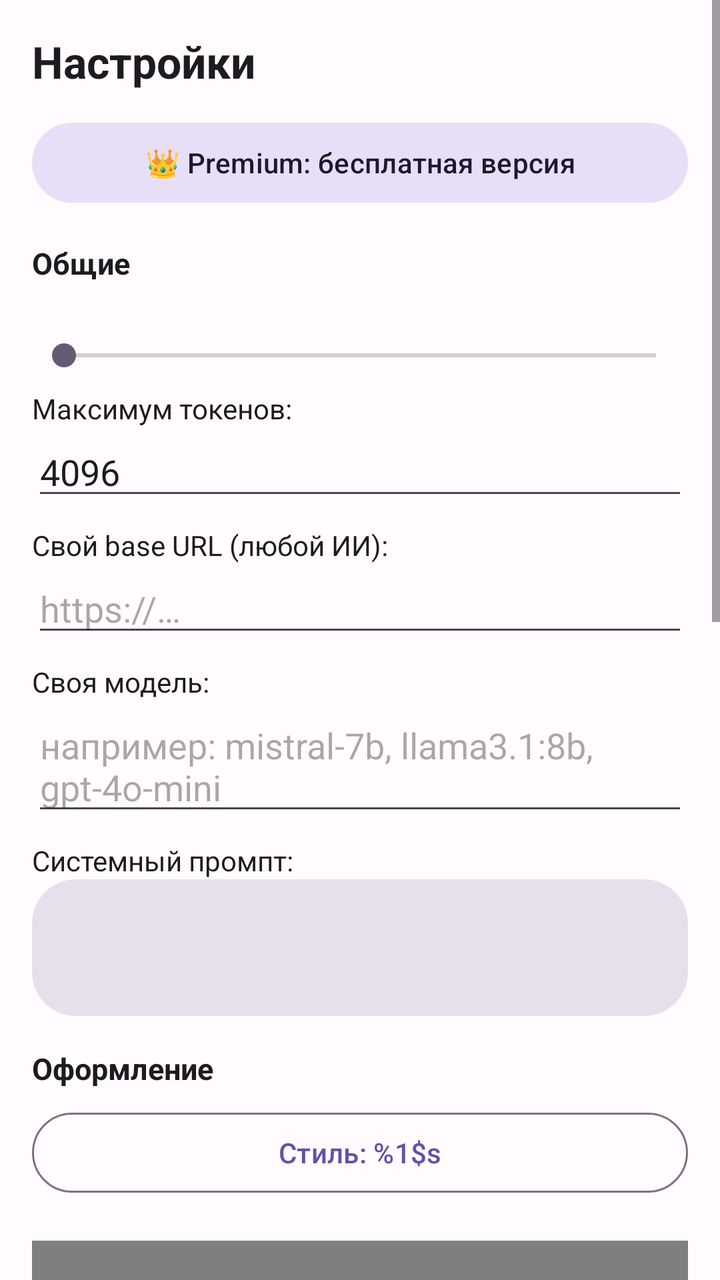
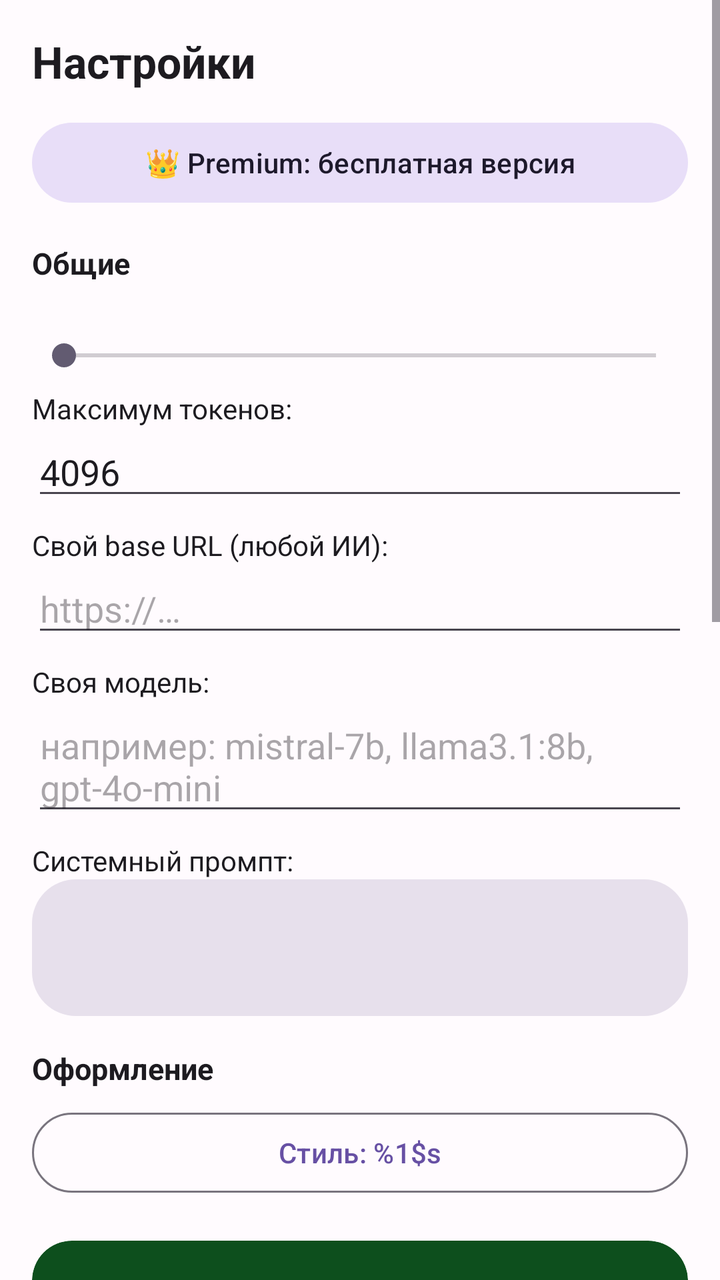

Compare the two renders of this Android layout. The source of the first and the diff that turns it into the second are given below.
<!-- AndroidManifest.xml: application theme Theme.DevAIStudio -->
<!-- res/layout/fragment_settings.xml -->
<?xml version="1.0" encoding="utf-8"?>
<ScrollView xmlns:android="http://schemas.android.com/apk/res/android"
    xmlns:app="http://schemas.android.com/apk/res-auto"
    android:layout_width="match_parent"
    android:layout_height="match_parent"
    android:fillViewport="true">

    <LinearLayout
        android:layout_width="match_parent"
        android:layout_height="wrap_content"
        android:orientation="vertical"
        android:padding="16dp">

        <TextView
            android:layout_width="match_parent"
            android:layout_height="wrap_content"
            android:text="@string/settings_title"
            android:textColor="?attr/colorOnSurface"
            android:textSize="22sp"
            android:textStyle="bold" />

        <com.google.android.material.button.MaterialButton
            android:id="@+id/btn_premium"
            style="@style/Widget.Material3.Button.TonalButton"
            android:layout_width="match_parent"
            android:layout_height="wrap_content"
            android:layout_marginTop="12dp"
            android:text="@string/premium_status_button_free" />

        <TextView
            android:layout_width="match_parent"
            android:layout_height="wrap_content"
            android:layout_marginTop="16dp"
            android:text="@string/settings_general"
            android:textColor="?attr/colorOnSurface"
            android:textSize="15sp"
            android:textStyle="bold" />

        <TextView
            android:id="@+id/temperature_label"
            android:layout_width="match_parent"
            android:layout_height="wrap_content"
            android:layout_marginTop="8dp"
            android:textColor="?attr/colorOnSurfaceVariant"
            android:textSize="14sp" />

        <SeekBar
            android:id="@+id/temperature_bar"
            android:layout_width="match_parent"
            android:layout_height="wrap_content"
            android:max="20" />

        <TextView
            android:layout_width="match_parent"
            android:layout_height="wrap_content"
            android:layout_marginTop="8dp"
            android:text="@string/settings_max_tokens"
            android:textColor="?attr/colorOnSurface"
            android:textSize="14sp" />

        <EditText
            android:id="@+id/max_tokens_input"
            android:layout_width="match_parent"
            android:layout_height="wrap_content"
            android:inputType="number"
            android:text="4096"
            android:textColor="?attr/colorOnSurface" />

        <TextView
            android:layout_width="match_parent"
            android:layout_height="wrap_content"
            android:layout_marginTop="8dp"
            android:text="@string/settings_custom_base"
            android:textColor="?attr/colorOnSurface"
            android:textSize="14sp" />

        <EditText
            android:id="@+id/custom_base_input"
            android:layout_width="match_parent"
            android:layout_height="wrap_content"
            android:hint="https://…"
            android:inputType="textUri"
            android:textColor="?attr/colorOnSurface" />

        <TextView
            android:layout_width="match_parent"
            android:layout_height="wrap_content"
            android:layout_marginTop="8dp"
            android:text="@string/settings_custom_model"
            android:textColor="?attr/colorOnSurface"
            android:textSize="14sp" />

        <EditText
            android:id="@+id/custom_model_input"
            android:layout_width="match_parent"
            android:layout_height="wrap_content"
            android:hint="например: mistral-7b, llama3.1:8b, gpt-4o-mini"
            android:textColor="?attr/colorOnSurface" />

        <TextView
            android:layout_width="match_parent"
            android:layout_height="wrap_content"
            android:layout_marginTop="8dp"
            android:text="@string/settings_system_prompt"
            android:textColor="?attr/colorOnSurface"
            android:textSize="14sp" />

        <EditText
            android:id="@+id/system_prompt_input"
            android:layout_width="match_parent"
            android:layout_height="wrap_content"
            android:background="@drawable/bg_input"
            android:gravity="top|start"
            android:inputType="textMultiLine"
            android:minLines="3"
            android:padding="10dp"
            android:textColor="?attr/colorOnSurface"
            android:textSize="13sp" />

        <TextView
            android:layout_width="match_parent"
            android:layout_height="wrap_content"
            android:layout_marginTop="16dp"
            android:text="@string/settings_appearance"
            android:textColor="?attr/colorOnSurface"
            android:textSize="15sp"
            android:textStyle="bold" />

        <com.google.android.material.button.MaterialButton
            android:id="@+id/btn_theme"
            style="@style/Widget.Material3.Button.OutlinedButton"
            android:layout_width="match_parent"
            android:layout_height="wrap_content"
            android:layout_marginTop="8dp"
            android:text="@string/settings_theme_current" />

        <androidx.compose.ui.platform.ComposeView
            android:id="@+id/author_art"
            android:layout_width="match_parent"
            android:layout_height="220dp"
            android:layout_marginTop="20dp" />

        <TextView
            android:layout_width="match_parent"
            android:layout_height="wrap_content"
            android:layout_marginTop="12dp"
            android:text="@string/settings_author"
            android:textColor="?attr/colorOnSurface"
            android:textSize="15sp"
            android:textStyle="bold" />

        <com.google.android.material.card.MaterialCardView
            android:layout_width="match_parent"
            android:layout_height="wrap_content"
            android:layout_marginTop="8dp"
            app:cardCornerRadius="16dp">

            <LinearLayout
                android:layout_width="match_parent"
                android:layout_height="wrap_content"
                android:orientation="vertical"
                android:padding="16dp">

                <LinearLayout
                    android:layout_width="match_parent"
                    android:layout_height="wrap_content"
                    android:gravity="center_vertical"
                    android:orientation="horizontal">

                    <TextView
                        android:layout_width="wrap_content"
                        android:layout_height="wrap_content"
                        android:text="👤"
                        android:textSize="30sp" />

                    <LinearLayout
                        android:layout_width="0dp"
                        android:layout_height="wrap_content"
                        android:layout_marginStart="12dp"
                        android:layout_weight="1"
                        android:orientation="vertical">

                        <TextView
                            android:layout_width="match_parent"
                            android:layout_height="wrap_content"
                            android:text="@string/settings_author_name"
                            android:textColor="?attr/colorOnSurface"
                            android:textSize="16sp"
                            android:textStyle="bold" />

                        <TextView
                            android:layout_width="match_parent"
                            android:layout_height="wrap_content"
                            android:text="@string/settings_author_role"
                            android:textColor="?attr/colorOnSurfaceVariant"
                            android:textSize="12sp" />
                    </LinearLayout>
                </LinearLayout>

                <com.google.android.material.button.MaterialButton
                    android:id="@+id/btn_author_telegram"
                    style="@style/Widget.Material3.Button.TonalButton"
                    android:layout_width="match_parent"
                    android:layout_height="wrap_content"
                    android:layout_marginTop="12dp"
                    android:text="@string/settings_author_telegram" />

                <com.google.android.material.button.MaterialButton
                    android:id="@+id/btn_author_site"
                    style="@style/Widget.Material3.Button.OutlinedButton"
                    android:layout_width="match_parent"
                    android:layout_height="wrap_content"
                    android:layout_marginTop="8dp"
                    android:text="@string/settings_author_site" />

                <TextView
                    android:id="@+id/author_credit"
                    android:layout_width="match_parent"
                    android:layout_height="wrap_content"
                    android:layout_marginTop="12dp"
                    android:background="?attr/selectableItemBackground"
                    android:clickable="true"
                    android:focusable="true"
                    android:padding="4dp"
                    android:text="@string/settings_author_credit"
                    android:textColor="?attr/colorPrimary"
                    android:textSize="12sp" />
            </LinearLayout>
        </com.google.android.material.card.MaterialCardView>

        <TextView
            android:layout_width="match_parent"
            android:layout_height="wrap_content"
            android:layout_marginTop="16dp"
            android:padding="12dp"
            android:background="@drawable/bg_input"
            android:text="@string/settings_about"
            android:textColor="?attr/colorOnSurfaceVariant"
            android:textSize="13sp" />

        <com.google.android.material.button.MaterialButton
            android:id="@+id/btn_clear_keys"
            style="@style/Widget.Material3.Button.OutlinedButton"
            android:layout_width="match_parent"
            android:layout_height="wrap_content"
            android:layout_marginTop="16dp"
            android:text="@string/settings_clear_all"
            android:textColor="@color/badge_paid" />

    </LinearLayout>

</ScrollView>
<!-- resources referenced by this layout -->
<resources>
  <color name="badge_paid">#F9A825</color>
  <!-- drawable bg_input (drawable) -->
  <?xml version="1.0" encoding="utf-8"?>
  <shape xmlns:android="http://schemas.android.com/apk/res/android" android:shape="rectangle">
      <solid android:color="?attr/colorSurfaceVariant" />
      <corners android:radius="22dp" />
  </shape>
  <string name="premium_status_button_free">👑 Premium: бесплатная версия</string>
  <string name="settings_about">Совет: благодаря полю «Свой base URL» можно подключить ЛЮБОЙ OpenAI-совместимый сервер: локальные Ollama / LM Studio / llama.cpp, корпоративные шлюзы, Azure OpenAI и т.д.</string>
  <string name="settings_appearance">Оформление</string>
  <string name="settings_author">Автор</string>
  <string name="settings_author_credit">Конструктор — Vexel (@cheburek_dev). Используется с разрешения.\nОригинал: t.me/cheburek_dev</string>
  <string name="settings_author_name">NeonBeatt</string>
  <string name="settings_author_role">Разработчик DevAI Studio</string>
  <string name="settings_author_site">Сайт</string>
  <string name="settings_author_telegram">Telegram</string>
  <string name="settings_clear_all">Сбросить все ключи</string>
  <string name="settings_custom_base">Свой base URL (любой ИИ):</string>
  <string name="settings_custom_model">Своя модель:</string>
  <string name="settings_general">Общие</string>
  <string name="settings_max_tokens">Максимум токенов:</string>
  <string name="settings_system_prompt">Системный промпт:</string>
  <string name="settings_theme_current">Стиль: %1$s</string>
  <string name="settings_title">Настройки</string>
  <style name="Theme.DevAIStudio" parent="Theme.Material3.DayNight.NoActionBar">
          <item name="colorPrimary">@color/primary</item>
          <item name="colorOnPrimary">@color/white</item>
          <item name="colorPrimaryContainer">@color/primary_light</item>
          <item name="colorSecondary">@color/secondary</item>
          <item name="colorSurface">@color/surface</item>
          <item name="android:colorBackground">@color/background</item>
          <item name="android:statusBarColor">@color/primary_dark</item>
          <item name="android:windowLightStatusBar">false</item>
      </style>
  <color name="primary">#6750A4</color>
  <color name="white">#FFFFFF</color>
  <color name="primary_light">#EADDFF</color>
  <color name="secondary">#625B71</color>
  <color name="surface">#FDF8FF</color>
  <color name="background">#FFFBFE</color>
  <color name="primary_dark">#4F378B</color>
</resources>

<!-- the commit's change to res/layout/fragment_settings.xml (unified diff, before → after) -->
@@ -134,11 +134,84 @@
             android:layout_marginTop="8dp"
             android:text="@string/settings_theme_current" />
 
-        <androidx.compose.ui.platform.ComposeView
+        <com.google.android.material.card.MaterialCardView
             android:id="@+id/author_art"
             android:layout_width="match_parent"
             android:layout_height="220dp"
-            android:layout_marginTop="20dp" />
+            android:layout_marginTop="20dp"
+            app:cardBackgroundColor="#0D4F1D"
+            app:cardCornerRadius="20dp"
+            app:strokeWidth="0dp">
+
+            <FrameLayout
+                android:layout_width="match_parent"
+                android:layout_height="match_parent">
+
+                <TextView
+                    android:layout_width="wrap_content"
+                    android:layout_height="wrap_content"
+                    android:layout_gravity="top|start"
+                    android:layout_marginStart="18dp"
+                    android:layout_marginTop="8dp"
+                    android:alpha="0.55"
+                    android:rotation="-15"
+                    android:text="✦"
+                    android:textColor="#2E7A3A"
+                    android:textSize="96sp" />
+
+                <LinearLayout
+                    android:layout_width="wrap_content"
+                    android:layout_height="wrap_content"
+                    android:layout_gravity="center"
+                    android:orientation="vertical">
+
+                    <TextView
+                        android:layout_width="wrap_content"
+                        android:layout_height="wrap_content"
+                        android:text="NeonBeat"
+                        android:textColor="#EAF7E6"
+                        android:textSize="28sp"
+                        android:textStyle="bold" />
+
+                    <TextView
+                        android:layout_width="wrap_content"
+                        android:layout_height="wrap_content"
+                        android:layout_marginTop="2dp"
+                        android:text="DevAI Studio"
+                        android:textColor="#8FE3A0"
+                        android:textSize="14sp" />
+
+                    <TextView
+                        android:layout_width="wrap_content"
+                        android:layout_height="wrap_content"
+                        android:layout_marginTop="10dp"
+                        android:text="t.me/NeonBeat"
+                        android:textColor="#8FE3A0"
+                        android:textSize="12sp" />
+                </LinearLayout>
+
+                <ImageView
+                    android:layout_width="56dp"
+                    android:layout_height="56dp"
+                    android:layout_gravity="bottom|end"
+                    android:layout_marginEnd="18dp"
+                    android:layout_marginBottom="14dp"
+                    android:contentDescription="@string/settings_author"
+                    android:src="@drawable/ic_android_logo" />
+
+                <TextView
+                    android:layout_width="wrap_content"
+                    android:layout_height="wrap_content"
+                    android:layout_gravity="bottom|start"
+                    android:layout_marginStart="22dp"
+                    android:layout_marginBottom="18dp"
+                    android:alpha="0.7"
+                    android:rotation="12"
+                    android:text="★"
+                    android:textColor="#8FE3A0"
+                    android:textSize="34sp" />
+            </FrameLayout>
+        </com.google.android.material.card.MaterialCardView>
 
         <TextView
             android:layout_width="match_parent"
@@ -218,12 +291,11 @@
                     android:layout_width="match_parent"
                     android:layout_height="wrap_content"
                     android:layout_marginTop="12dp"
-                    android:background="?attr/selectableItemBackground"
                     android:clickable="true"
                     android:focusable="true"
                     android:padding="4dp"
                     android:text="@string/settings_author_credit"
-                    android:textColor="?attr/colorPrimary"
+                    android:textColor="#8FE3A0"
                     android:textSize="12sp" />
             </LinearLayout>
         </com.google.android.material.card.MaterialCardView>
<!-- resource entries referenced after the edit -->
@@ -7,6 +7,16 @@
       <solid android:color="?attr/colorSurfaceVariant" />
       <corners android:radius="22dp" />
   </shape>
+  <!-- drawable ic_android_logo (drawable) -->
+  <vector xmlns:android="http://schemas.android.com/apk/res/android"
+      android:width="24dp"
+      android:height="24dp"
+      android:viewportWidth="24"
+      android:viewportHeight="24">
+      <path
+          android:fillColor="#FFFFFFFF"
+          android:pathData="M17.6,9.48l1.84,-3.18c0.16,-0.31 0.04,-0.69 -0.26,-0.85 -0.29,-0.15 -0.65,-0.06 -0.83,0.22l-1.88,3.24c-1.33,-0.59 -2.8,-0.92 -4.35,-0.92s-3.02,0.33 -4.35,0.92L5.65,5.67c-0.19,-0.29 -0.58,-0.38 -0.87,-0.2 -0.28,0.18 -0.37,0.54 -0.22,0.83L6.4,9.48C3.3,11.25 1.28,14.44 1,18h22c-0.28,-3.56 -2.3,-6.75 -5.4,-8.52zM7,15.25c-0.69,0 -1.25,-0.56 -1.25,-1.25s0.56,-1.25 1.25,-1.25 1.25,0.56 1.25,1.25 -0.56,1.25 -1.25,1.25zM17,15.25c-0.69,0 -1.25,-0.56 -1.25,-1.25s0.56,-1.25 1.25,-1.25 1.25,0.56 1.25,1.25 -0.56,1.25 -1.25,1.25z" />
+  </vector>
   <string name="premium_status_button_free">👑 Premium: бесплатная версия</string>
   <string name="settings_about">Совет: благодаря полю «Свой base URL» можно подключить ЛЮБОЙ OpenAI-совместимый сервер: локальные Ollama / LM Studio / llama.cpp, корпоративные шлюзы, Azure OpenAI и т.д.</string>
   <string name="settings_appearance">Оформление</string>
